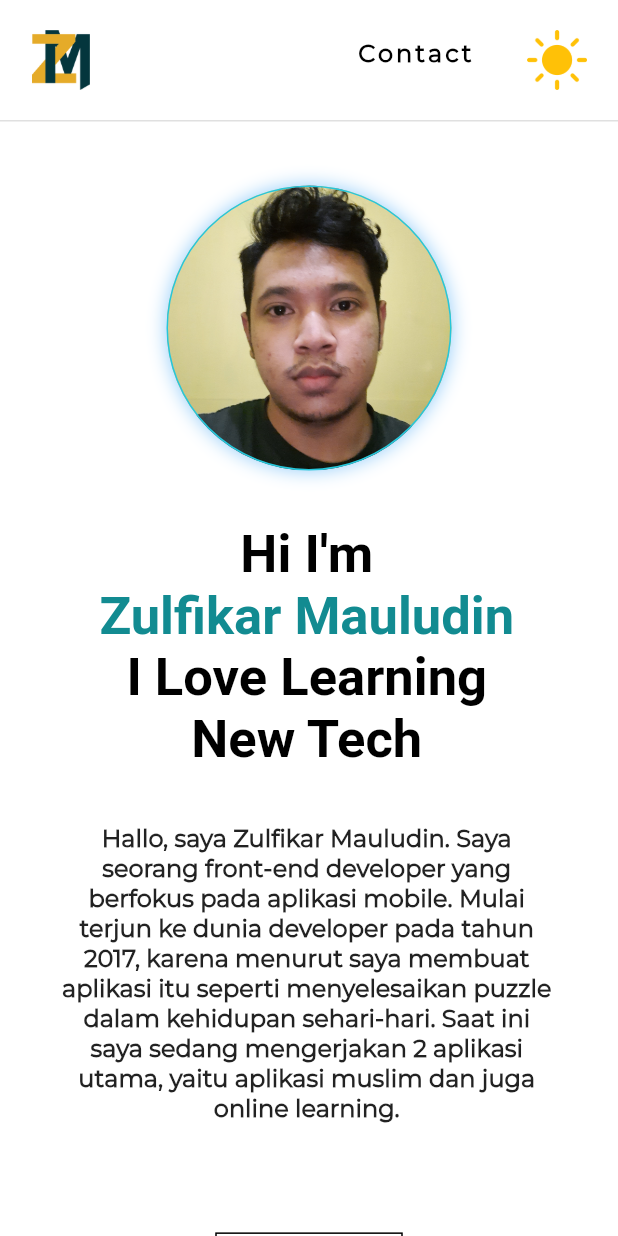
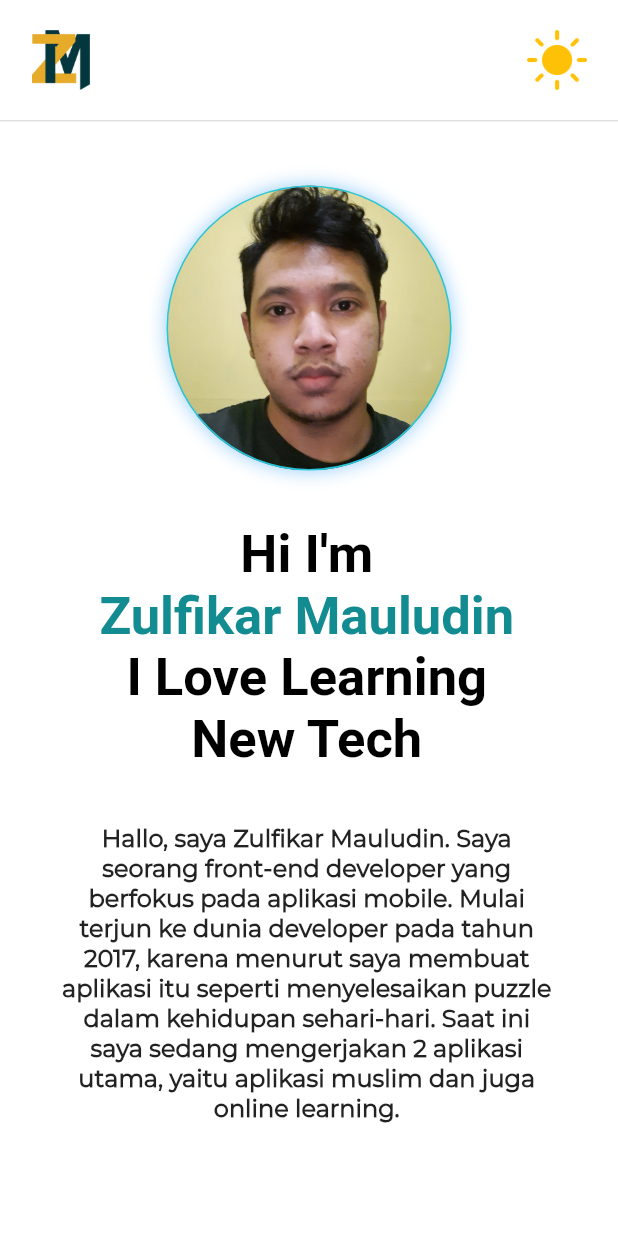
Before and after one commit to zuludin04/portfolio, a Flutter app: the screen it shows after launch, on a phone screen of 412 x 824 dp. Run offline on Flutter 3.47's test engine with Material 2 defaults, Android fonts, the phone set to English and light mode, and no system bars; drawn by our look-alikes of animated_background; our stand-ins replace flutter_svg, get, sliver_tools; missing offline and left inert: dart:html.

Commit message:
add contact field

```diff
--- a/lib/ui/dashboard_screen.dart
+++ b/lib/ui/dashboard_screen.dart
@@ -6,6 +6,7 @@ import 'package:flutter/rendering.dart';
 import 'package:get/get.dart';
 import 'package:portfolio/ui/controller/theme_controller.dart';
 import 'package:portfolio/ui/widgets/appbar_navigation.dart';
+import 'package:portfolio/ui/widgets/contact_field.dart';
 import 'package:portfolio/ui/widgets/profile_image.dart';
 import 'package:portfolio/utils/contants.dart';
 import 'package:portfolio/utils/responsive_widget.dart';
@@ -44,6 +45,9 @@ class _DashboardScreenState extends State<DashboardScreen>
   var particlePaint = Paint()
     ..style = PaintingStyle.stroke
     ..strokeWidth = 1.0;
+
+  var email = '';
+  var message = '';
 
   @override
   Widget build(BuildContext context) {
@@ -122,13 +126,7 @@ class _DashboardScreenState extends State<DashboardScreen>
                               ),
                             ),
                           ),
-                          const SizedBox(height: 72),
-                          SlidingButton(
-                            title: 'Contact Me',
-                            onTap: () => showContactDialog(context, controller),
-                            controller: controller,
-                          ),
-                          const SizedBox(height: 72),
+                          const SizedBox(height: 180),
                         ],
                       ),
                     ),
@@ -257,22 +255,22 @@ class _DashboardScreenState extends State<DashboardScreen>
                             : const Color(0xff04363D),
                       ),
                       const SizedBox(height: 24),
-                      SelectableText(
-                        'Although I\'m not currently looking for any new opportunities,\nmy inbox is always open. Whether you have a question or just want to say hi,\nI\'ll try my best to get back to you!',
-                        textAlign: TextAlign.center,
-                        style: TextStyle(
-                          fontFamily: 'Montserrat Regular',
-                          fontSize: 16,
-                          color: controller.isDark.value
-                              ? Colors.white
-                              : Colors.black87,
-                          fontWeight: FontWeight.w600,
-                        ),
+                      ContactField(
+                        label: 'Email',
+                        expand: false,
+                        onChanged: (text) => email = text,
+                        controller: controller,
+                      ),
+                      ContactField(
+                        label: 'Message',
+                        expand: true,
+                        onChanged: (text) => message = text,
+                        controller: controller,
                       ),
                       const SizedBox(height: 48),
                       SlidingButton(
                         title: 'Say Hi!',
-                        onTap: () => showContactDialog(context, controller),
+                        onTap: () {},
                         controller: controller,
                       ),
                       const SizedBox(height: 48),
--- a/lib/ui/widgets/appbar_navigation.dart
+++ b/lib/ui/widgets/appbar_navigation.dart
@@ -1,9 +1,7 @@
 import 'package:flutter/material.dart';
 import 'package:get/get.dart';
 import 'package:portfolio/ui/controller/theme_controller.dart';
-import 'package:portfolio/ui/widgets/text_navigation.dart';
 import 'package:portfolio/ui/widgets/theme_switch.dart';
-import 'package:portfolio/utils/contants.dart';
 import 'package:portfolio/utils/responsive_widget.dart';
 
 class AppbarNavigation extends StatelessWidget {
@@ -47,12 +45,12 @@ class AppbarNavigation extends StatelessWidget {
             ),
             Row(
               children: [
-                TextNavigation(
-                  title: 'Contact',
-                  onTap: () => showContactDialog(context, controller),
-                  titleColor:
-                      controller.isDark.value ? Colors.white : Colors.black,
-                ),
+                // TextNavigation(
+                //   title: 'Contact',
+                //   onTap: () => showContactDialog(context, controller),
+                //   titleColor:
+                //       controller.isDark.value ? Colors.white : Colors.black,
+                // ),
                 const SizedBox(width: 36),
                 ThemeSwitch(controller: controller),
               ],
```
Also changed, not shown: lib/ui/widgets/contact_field.dart (added, +65 -0 lines).
